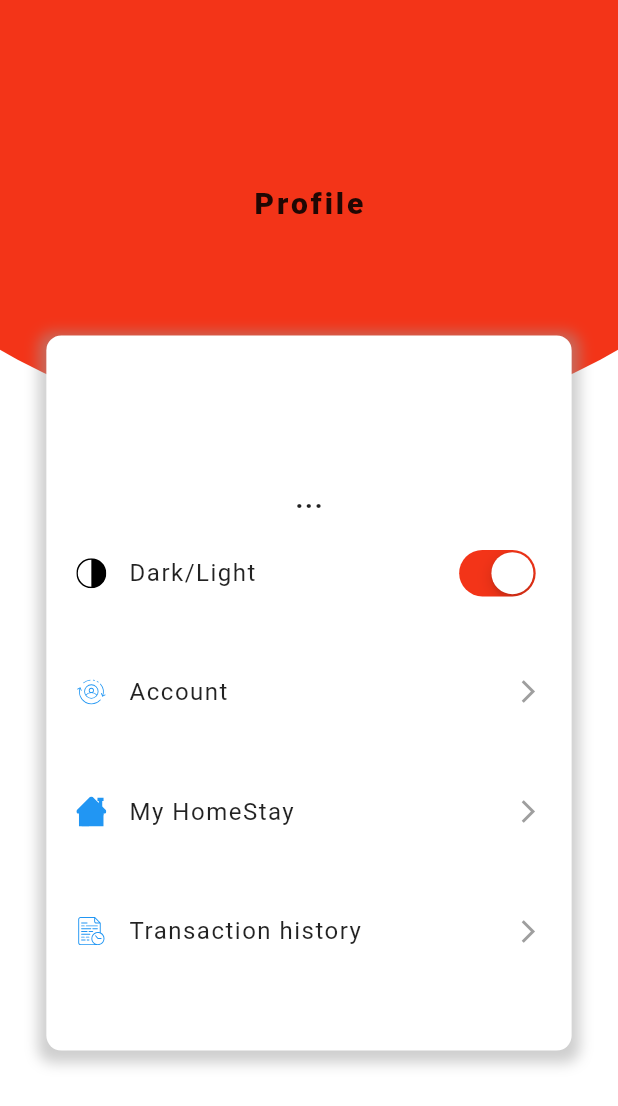
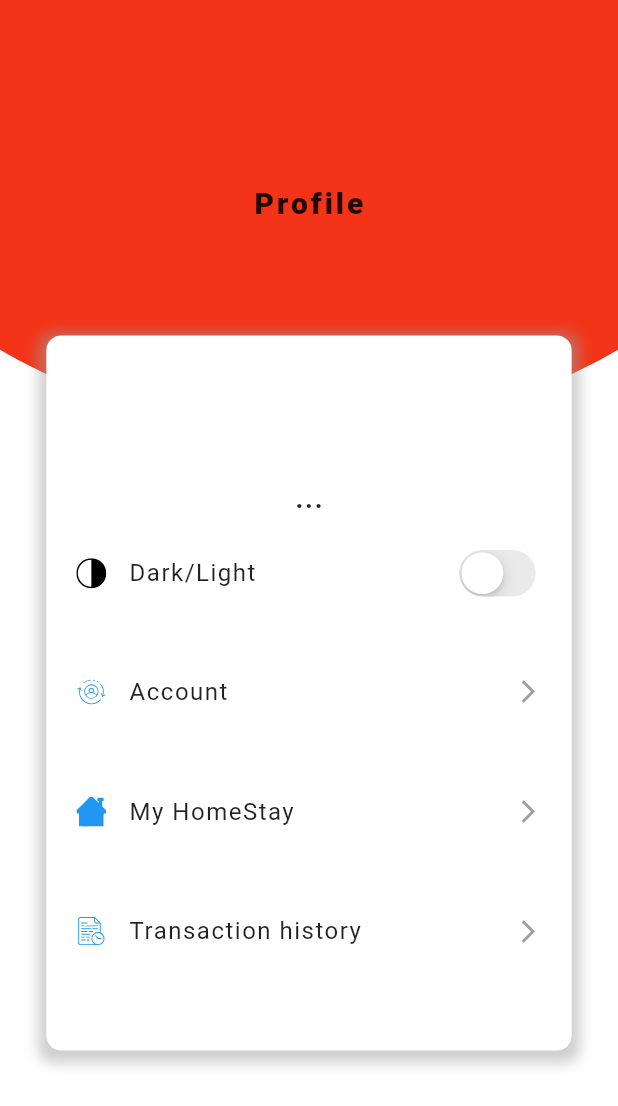
Before and after one commit to npst6/flutter_booking_mobile_app, a Flutter app: the HomeScreen screen opened directly, after a tap on "Loading...", on a phone screen of 412 x 824 dp. Shown: the top 1106 px of the screen. Run offline on Flutter 3.47's test engine with Material 2 defaults, Android fonts, the phone set to English and light mode, and no system bars; our stand-ins replace cloud_firestore, firebase_auth, firebase_core, firebase_storage, flutter_svg, fluttertoast and 3 more; missing offline and left inert: date_range_picker; accounts and stored records are empty; network calls fail.

Commit message:
fix code

```diff
--- a/lib/app/home/home_screen.dart
+++ b/lib/app/home/home_screen.dart
@@ -18,9 +18,7 @@ import 'package:flutter_booking_mobile_app/base/x_text_form_field.dart';
 import 'package:flutter_booking_mobile_app/base/text_field_choose.dart';
 import 'package:flutter_booking_mobile_app/app/home/bloc/home_bloc.dart';
 import 'package:date_range_picker/date_range_picker.dart' as DateRagePicker;
-import 'package:flutter_booking_mobile_app/app/profile/profile_screen.dart';
 import 'package:flutter_booking_mobile_app/app/fire_base/fire_base_auth.dart';
-import "package:flutter_booking_mobile_app/app/search/output_search_screen.dart";
 import 'package:flutter_booking_mobile_app/remote/province_response/province_response.dart';
 
 ///HomeScreen StatefulWidget
@@ -103,14 +101,18 @@ class _HomeScreenState extends State<HomeScreen> {
                                 return Container(
                                   ///Container width
                                   width: 40,
+
+                                  ///Container height
+                                  height: 40,
                                   decoration: BoxDecoration(
                                     ///Border box
                                     borderRadius: BorderRadius.circular(10),
+
                                     ///Image
                                     image: DecorationImage(
                                       ///Image
-                                          image: NetworkImage(
-                                              snapshot.data.avatar),
+                                      image: NetworkImage(snapshot.data.avatar),
+
                                       ///Image fit
                                       fit: BoxFit.cover,
                                     ),
@@ -124,6 +126,7 @@ class _HomeScreenState extends State<HomeScreen> {
                         icon: Icon(
                           ///Icon
                           Icons.logout,
+
                           ///Icon color
                           color: AppColors.buttonColor,
                         ),
@@ -136,11 +139,13 @@ class _HomeScreenState extends State<HomeScreen> {
                                 child: Container(
                                   ///Container height
                                   height: 150,
+
                                   ///Container width
                                   width: 200,
                                   decoration: BoxDecoration(
                                     ///Color box
                                     color: themeData.scaffoldBackgroundColor,
+
                                     ///Border box
                                     borderRadius: BorderRadius.circular(7),
                                   ),
@@ -481,7 +486,7 @@ class _HomeScreenState extends State<HomeScreen> {
                     ),
                   ),
                 ),
-              )
+              ),
             ],
           ),
           StreamBuilder<UIState>(
--- a/lib/app/profile/profile_screen.dart
+++ b/lib/app/profile/profile_screen.dart
@@ -25,7 +25,7 @@ class ProfileScreen extends StatefulWidget {
 /// _ProfileScreenState  State<>
 class _ProfileScreenState extends State<ProfileScreen> {
   ThemeData themeData;
-  bool isDark = true;
+  bool isDark = false;
   ProfileBloc profileBloc;
   Account account;
 
@@ -38,6 +38,22 @@ class _ProfileScreenState extends State<ProfileScreen> {
   @override
   void didChangeDependencies() {
     themeData = Provider.of<ThemeChanger>(context).getTheme();
+    if (themeData == ThemeData.dark().copyWith(
+      ///Color of the main banner
+      primaryColor: AppColors.buttonColor,
+
+      ///Color
+      accentColor: AppColors.buttonColor,
+
+      ///Light background
+      scaffoldBackgroundColor: Colors.black,
+
+      ///Text color
+      // ignore: deprecated_member_use
+      textSelectionColor: Colors.white,
+    )) {
+      isDark = true;
+    }
     super.didChangeDependencies();
   }
 
@@ -205,9 +221,9 @@ class _ProfileScreenState extends State<ProfileScreen> {
                                                   AppColors.buttonColor,
                                               onChanged: (v) {
                                                 if (v) {
+                                                  theme.setTheme(0);
+                                                } else {
                                                   theme.setTheme(1);
-                                                } else {
-                                                  theme.setTheme(0);
                                                 }
                                                 setState(() {
                                                   isDark = v;
--- a/lib/base/x_button.dart
+++ b/lib/base/x_button.dart
@@ -40,9 +40,8 @@ class XButton extends StatelessWidget {
         width: double.infinity,
         child: Center(
           child: Text(
-            ///toUpperCase
+            ///Text toUpperCase
             title.toUpperCase(),
-
             style: TextStyle(
               ///Text weight
               fontWeight: FontWeight.w700,
--- a/lib/base/x_text_form_field.dart
+++ b/lib/base/x_text_form_field.dart
@@ -94,7 +94,7 @@ class _XTextFormFieldFocusNodeState extends State<XTextFormField> {
         obscureText: widget.obscureText,
         obscuringCharacter: "*",
         onTap: () {
-          widget.onTap();
+          widget.onTap?.call();
         },
         style: TextStyle(
           decoration: TextDecoration.none,
```
Also changed, not shown: lib/app/my_home_stay/bloc/new_home_stay_bloc.dart (+7 -8 lines), lib/app/my_home_stay/bloc/new_room_bloc.dart (+2 -12 lines), lib/app/my_home_stay/my_home_stay_screen.dart (+7 -1 lines), lib/app/profile/widget/item_avatar.dart (+7 -3 lines), 12 other files. Lines whose indentation alone changed are shown as unchanged.
